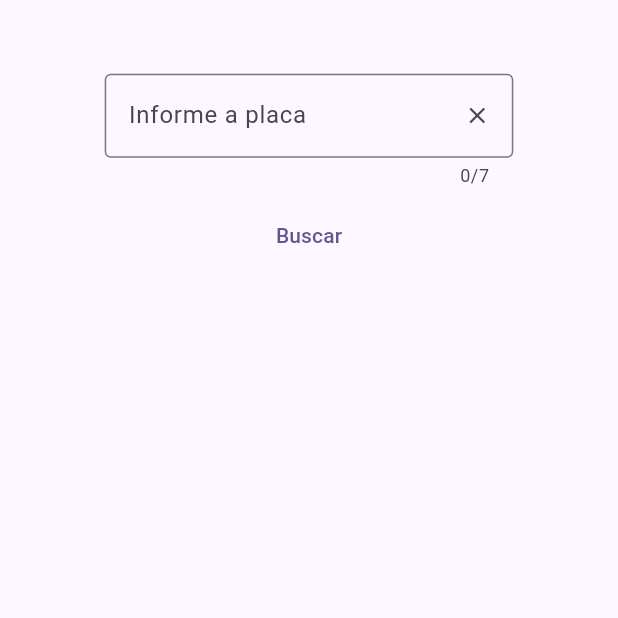
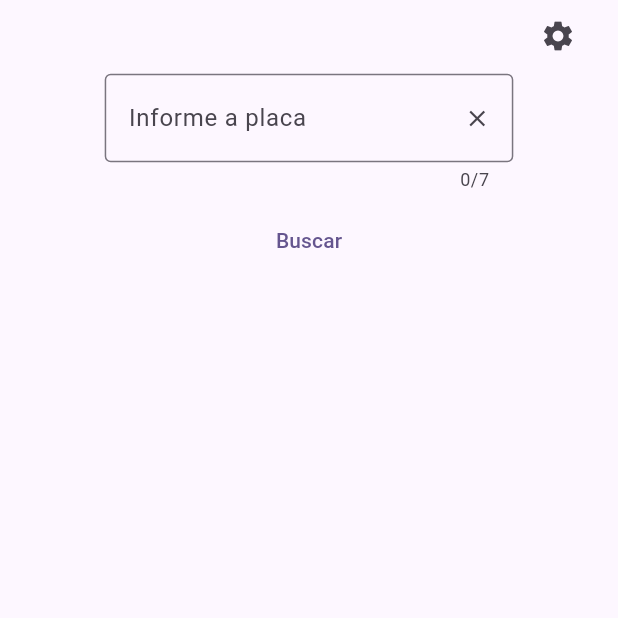
Before and after one commit to r3soares/vtr_util, a Flutter app: the screen it shows after launch, on a phone screen of 412 x 824 dp, the top half of it. Run offline on Flutter 3.47's test engine with Material 2 defaults, Android fonts, the phone set to English and light mode, and no system bars; our stand-ins replace shared_preferences; missing offline and left inert: beautiful_soup_dart, syncfusion_flutter_pdf.

Commit message:
Adicionado tela settings

```diff
--- a/src/vtr_util/lib/domain/custo_compartimento.dart
+++ b/src/vtr_util/lib/domain/custo_compartimento.dart
@@ -64,4 +64,7 @@ class CustoCompartimento {
       servicos.firstWhere((s) => cod == s.cod.toString()).valorAnterior;
 
   get codDispReferencial => servicoSeta.cod.toString();
+
+  getDescricaoCod(String cod) =>
+      servicos.firstWhere((s) => cod == s.cod.toString()).descricao;
 }
--- a/src/vtr_util/lib/pages/home_page.dart
+++ b/src/vtr_util/lib/pages/home_page.dart
@@ -25,6 +25,11 @@ class _HomePageState extends State<HomePage> {
   Widget build(BuildContext context) {
     final size = MediaQuery.of(context).size;
     return Scaffold(
+      floatingActionButton: IconButton(
+        icon: const Icon(Icons.settings),
+        onPressed: () => Navigator.pushNamed(context, '/settings'),
+      ),
+      floatingActionButtonLocation: FloatingActionButtonLocation.endTop,
       body: Padding(
           padding: const EdgeInsets.all(8),
           child: Column(
@@ -39,6 +44,7 @@ class _HomePageState extends State<HomePage> {
                   controller: placaController,
                   onSubmitted: (_) async =>
                       await _buscaPLaca(placaController.text, context),
+                  style: const TextStyle(fontSize: 18),
                   decoration: InputDecoration(
                     suffixIcon: IconButton(
                         splashRadius: 5,
@@ -153,6 +159,7 @@ class _HomePageState extends State<HomePage> {
       codigosServico.putIfAbsent('$codigo', () => 1);
     }
     final custoTotal = custo.getCustoTotal(capacidades, setas);
+    final custoTotalAnterior = custo.getCustoTotalAnterior(capacidades, setas);
     final String codigos = geraCodigosServicos(cert.tanque, custo);
     return Padding(
       padding: EdgeInsets.symmetric(
@@ -178,15 +185,26 @@ class _HomePageState extends State<HomePage> {
             ),
             Text(
               codigos.trim(),
-              style: const TextStyle(fontSize: 16),
+              style: const TextStyle(fontSize: 10, letterSpacing: 1),
               maxLines: 8,
             ),
             ListTile(
               title: const Text(
-                'Valor GRU',
+                'Valor Atual',
               ),
               trailing: Text(
                 formatCurrency.format(custoTotal),
+                style: TextStyle(fontSize: 16, color: Colors.red.shade900),
+              ),
+            ),
+            ListTile(
+              title: const Text(
+                'Valor Anterior',
+              ),
+              trailing: Text(
+                custoTotalAnterior == 0
+                    ? 'N/D'
+                    : formatCurrency.format(custoTotalAnterior),
                 style: TextStyle(fontSize: 16, color: Colors.red.shade900),
               ),
             ),
@@ -212,11 +230,12 @@ class _HomePageState extends State<HomePage> {
     List<String> valores = [];
     mapCodigos.forEach((key, value) {
       final custoFinal = (custo.getCustoByCodServico(key) * value);
-      valores.add('$key x $value = ${formatCurrency.format(custoFinal)}');
+      valores.add(
+          '${custo.getDescricaoCod(key)} - $key x $value = ${formatCurrency.format(custoFinal)}');
     });
     if (setas > 0) {
       valores.add(
-          '${custo.codDispReferencial} x $setas = R\$ ${custo.custoSetas(setas).toStringAsFixed(2)}');
+          '${custo.getDescricaoCod(custo.codDispReferencial)} ${custo.codDispReferencial} x $setas = R\$ ${custo.custoSetas(setas).toStringAsFixed(2)}');
     }
     return valores.fold(
         '', (previousValue, element) => '$previousValue\n$element');
```
